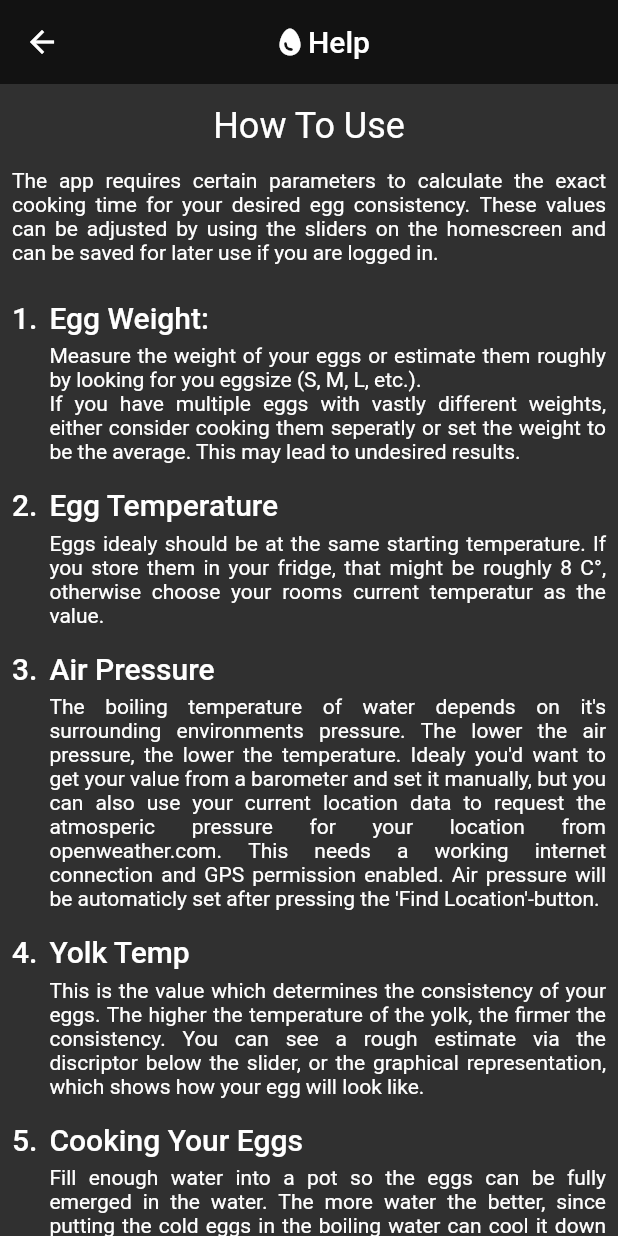
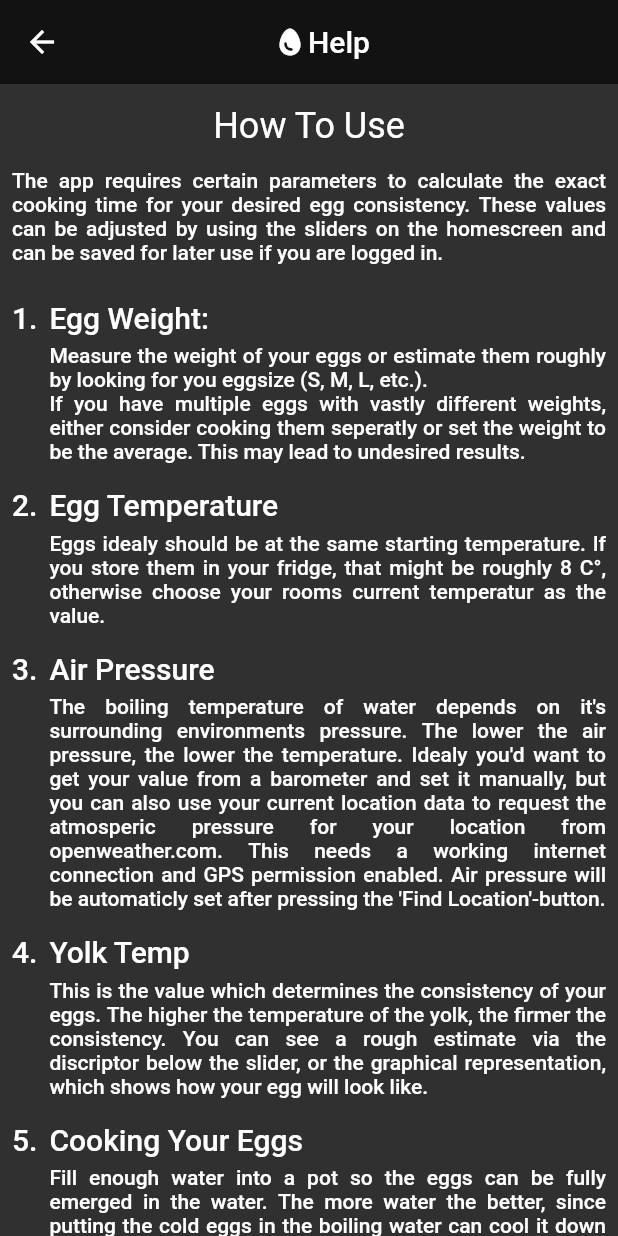
Before and after one commit to ericbrehme/perfegged, a Flutter app: the Help screen opened by its route, on a phone screen of 412 x 824 dp. Run offline on Flutter 3.47's test engine with Material 2 defaults, Android fonts, the phone set to English and light mode, and no system bars; our stand-ins replace cloud_firestore, firebase_auth, firebase_core, flutter_signin_button, google_sign_in, location and 3 more; missing offline and left inert: flutter_ringtone_player; accounts and stored records are empty.

Commit message:
help about und so

```diff
--- a/lib/help.dart
+++ b/lib/help.dart
@@ -19,12 +19,13 @@ class Help extends StatelessWidget {
                 "How To Use",
                 style: Theme.of(context).textTheme.headline5)
             ),
-            const Padding(
+            Padding(
               padding: EdgeInsets.fromLTRB(8, 0, 8, 16),
               child: Text(
                 "The app requires certain parameters to calculate the exact cooking time for your desired egg consistency. "
                 "These values can be adjusted by using the sliders on the homescreen and can be saved for later use if you are logged in.",
                 textAlign: TextAlign.justify,
+                style: Theme.of(context).textTheme.bodyText1
               ),
             ),
             instructionWidget(
@@ -71,11 +72,12 @@ class Help extends StatelessWidget {
                 "When the water is at boiling temperature, quickly insert the eggs with a spoon and press the 'Start Timer'-button. "
                 "As soon as the alarm is triggered, take the pot off the stove and immediatly cool the eggs down with cold water, so the cooking process is stopped."
             ),
-            const Padding(
-              padding: EdgeInsets.fromLTRB(8, 16, 8, 0),
+            Padding(
+              padding: const EdgeInsets.fromLTRB(8, 16, 8, 0),
               child: Text(
                 "Enjoy your perfeggedly boiled eggs! ;)",
                 textAlign: TextAlign.justify,
+                style: Theme.of(context).textTheme.bodyText1
               ),
             ),
             SizedBox(
@@ -105,7 +107,7 @@ class Help extends StatelessWidget {
                 Text(title, style: Theme.of(context).textTheme.headline6),
                 Padding(
                   padding: const EdgeInsets.fromLTRB(0, 6, 0, 0),
-                  child: Text(content, textAlign: TextAlign.justify),
+                  child: Text(content, style: Theme.of(context).textTheme.bodyText1 ,textAlign: TextAlign.justify),
                 ),
               ],
             ),
```
Also changed, not shown: lib/homescreen_setup.dart (+12 -11 lines).
